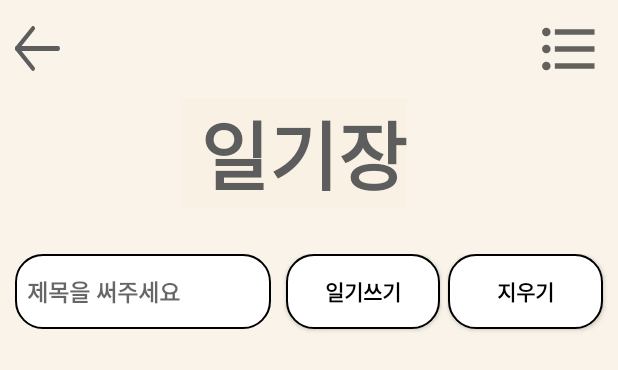
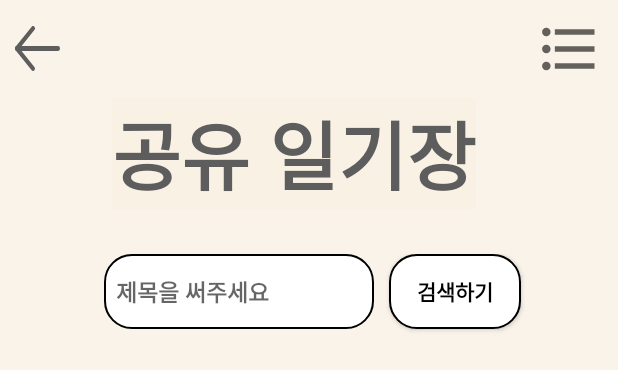
Before and after one commit to Junbeetime/Mapping, an Android app: the layout activity_share_diary.xml on its own in the app's theme, with its tools: preview values and no code run, on a phone screen of 412 x 824 dp. Shown: the top 370 px of the screen. Run offline under Robolectric (Android 15) with nearby library versions, the phone set to English and light mode, and no system bars.

Commit message:
5-27-12:01  -> diary 수정 diary title 수정 main 버튼수정 및 오류 확인 Fragment -> 오류 share_diary 수정 및 버튼 제거

```diff
--- a/app/src/main/AndroidManifest.xml
+++ b/app/src/main/AndroidManifest.xml
@@ -19,7 +19,7 @@
             android:name=".LoginActivity"
             android:exported="false" />
         <activity
-            android:name=".DiaryTitle"
+            android:name=".MainActivity"
             android:exported="false" />
         <activity
             android:name=".idActivity"
@@ -28,13 +28,13 @@
             android:name=".testActivity"
             android:exported="false" />
         <activity
-            android:name=".MainActivity"
+            android:name=".Diary"
             android:exported="false" />
 
         <meta-data
             android:name="com.google.android.geo.API_KEY"
             android:value="AIzaSyBPEPe286Kk1x_77p476_efFLuZ3lKo6VU"/>
-        <activity android:name=".Diary"
+        <activity android:name=".ShareDiaryTitle"
             android:exported="true">
             <intent-filter>
                 <action android:name="android.intent.action.MAIN" />
--- a/app/src/main/res/layout/activity_diary.xml
+++ b/app/src/main/res/layout/activity_diary.xml
@@ -6,7 +6,6 @@
     android:layout_height="match_parent"
     android:background="#FAF1E2"
     android:orientation="vertical"
-    android:theme="@style/Theme.AppCompat"
     tools:context="com.gachon.mapping.Diary">
 
     <LinearLayout
--- a/app/src/main/res/layout/activity_share_diary.xml
+++ b/app/src/main/res/layout/activity_share_diary.xml
@@ -31,7 +31,7 @@
             android:background="#AEFAF1E2"
             android:layout_marginRight="20dp"
             android:fontFamily="@font/sanghu_dajungdagam"
-            android:text=" 일기장"
+            android:text="공유 일기장"
             android:textColor="#5D5D5D"
             android:textSize="50dp"
             android:textStyle="bold" />
@@ -39,51 +39,38 @@
     </LinearLayout>
 
     <LinearLayout
-        android:layout_width="match_parent"
+        android:layout_width="wrap_content"
         android:layout_height="60dp"
-        android:orientation="horizontal"
         android:layout_gravity="center"
-        android:layout_marginTop="30dp">
+        android:layout_marginTop="30dp"
+        android:orientation="horizontal">
 
         <EditText
             android:id="@+id/et_item"
             android:layout_width="0dp"
             android:layout_height="50dp"
+            android:layout_marginLeft="10dp"
+            android:layout_marginRight="10dp"
             android:layout_weight="5"
             android:background="@drawable/solid_button"
+            android:ems="10"
             android:fontFamily="@font/sangju_haerye"
             android:hint="  제목을 써주세요"
-            android:ems="10"
             android:textColor="@color/black"
             android:textSize="15dp"
-            android:textStyle="bold"
-            android:layout_marginLeft="10dp"
-            android:layout_marginRight="10dp"/>
+            android:textStyle="bold" />
 
         <Button
             android:id="@+id/btn_add"
             android:layout_width="0dp"
             android:layout_height="50dp"
+            android:layout_marginRight="5dp"
             android:layout_weight="3"
             android:background="@drawable/solid_button"
             android:fontFamily="@font/sangju_haerye"
-            android:text="일기쓰기"
+            android:text="검색하기"
             android:textColor="@color/black"
-            android:textStyle="bold"
-            android:layout_marginRight="5dp"/>
-
-        <Button
-            android:id="@+id/btn_delete"
-            android:layout_width="0dp"
-            android:layout_height="50dp"
-            android:layout_weight="3"
-            android:background="@drawable/solid_button"
-            android:fontFamily="@font/sangju_haerye"
-            android:text="지우기"
-            android:textColor="@color/black"
-            android:textStyle="bold"
-            android:layout_marginRight="10dp"/>
-
+            android:textStyle="bold" />
 
     </LinearLayout>
     <ListView
```
Also changed, not shown: app/src/main/res/drawable-v24/solid_diary_button.xml (+8 -11 lines), app/src/main/res/layout/activity_diary_title.xml (+13 -1 lines), app/src/main/res/layout/activity_main.xml (+8 -8 lines).
